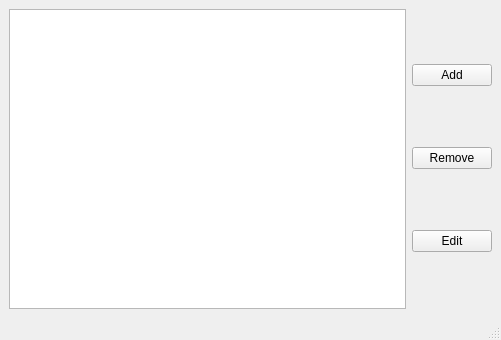
Qt form mainwindow.ui (giovanni-trabucco/studentdatabase) before a commit.
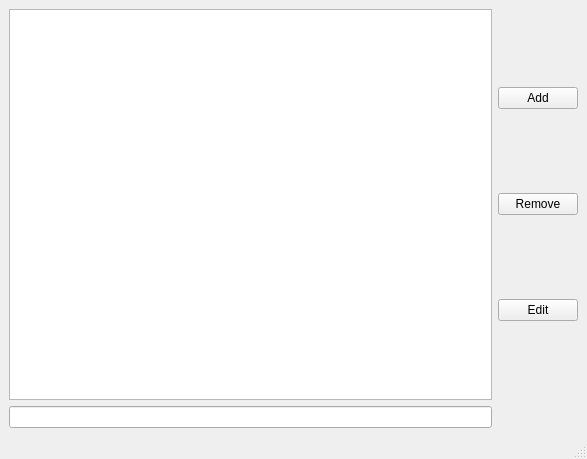
The same form after that commit. Custom widgets are drawn as their Qt base class.

The edit to the form file:
```diff
--- a/mainwindow.ui
+++ b/mainwindow.ui
@@ -6,16 +6,59 @@
    <rect>
     <x>0</x>
     <y>0</y>
-    <width>501</width>
-    <height>340</height>
+    <width>587</width>
+    <height>459</height>
    </rect>
   </property>
+  <property name="sizePolicy">
+   <sizepolicy hsizetype="Expanding" vsizetype="Expanding">
+    <horstretch>0</horstretch>
+    <verstretch>0</verstretch>
+   </sizepolicy>
+  </property>
+  <property name="font">
+   <font>
+    <family>.AppleSystemUIFont</family>
+   </font>
+  </property>
   <property name="windowTitle">
    <string>Students Database Editor</string>
   </property>
   <widget class="QWidget" name="centralwidget">
-   <layout class="QHBoxLayout" name="horizontalLayout">
-    <item>
+   <layout class="QGridLayout" name="gridLayout">
+    <item row="0" column="1">
+     <layout class="QVBoxLayout" name="verticalLayout">
+      <item>
+       <widget class="QPushButton" name="pb_add">
+        <property name="text">
+         <string>Add</string>
+        </property>
+       </widget>
+      </item>
+      <item>
+       <widget class="QPushButton" name="pb_remove">
+        <property name="text">
+         <string>Remove</string>
+        </property>
+       </widget>
+      </item>
+      <item>
+       <widget class="QPushButton" name="pb_edit">
+        <property name="text">
+         <string>Edit</string>
+        </property>
+       </widget>
+      </item>
+     </layout>
+    </item>
+    <item row="1" column="0">
+     <widget class="QLineEdit" name="le_search">
+      <property name="text">
+       <string/>
+      </property>
+     </widget>
+    </item>
+    <item row="0" column="0">
      <widget class="CustomTableView" name="tableView">
       <property name="mouseTracking">
        <bool>true</bool>
@@ -46,31 +89,6 @@
       </property>
      </widget>
     </item>
-    <item>
-     <layout class="QVBoxLayout" name="verticalLayout">
-      <item>
-       <widget class="QPushButton" name="pb_add">
-        <property name="text">
-         <string>Add</string>
-        </property>
-       </widget>
-      </item>
-      <item>
-       <widget class="QPushButton" name="pb_remove">
-        <property name="text">
-         <string>Remove</string>
-        </property>
-       </widget>
-      </item>
-      <item>
-       <widget class="QPushButton" name="pb_edit">
-        <property name="text">
-         <string>Edit</string>
-        </property>
-       </widget>
-      </item>
-     </layout>
-    </item>
    </layout>
   </widget>
   <widget class="QMenuBar" name="menubar">
```
Left out of the diff: 4 changed lines with no effect on the pictures.
